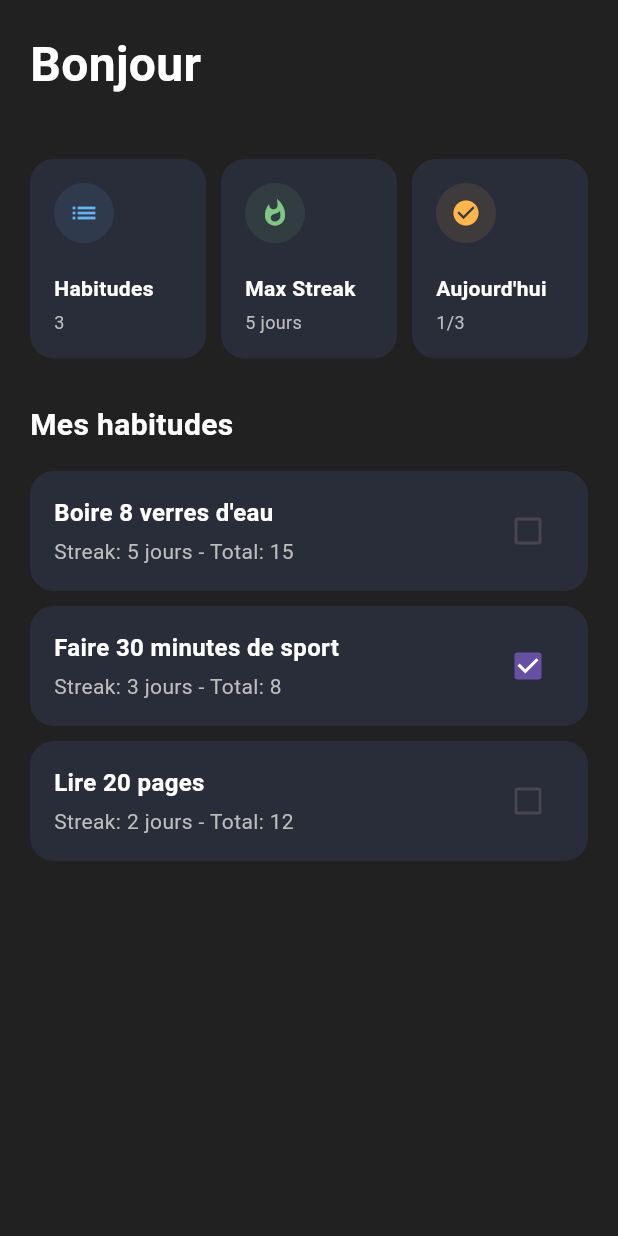
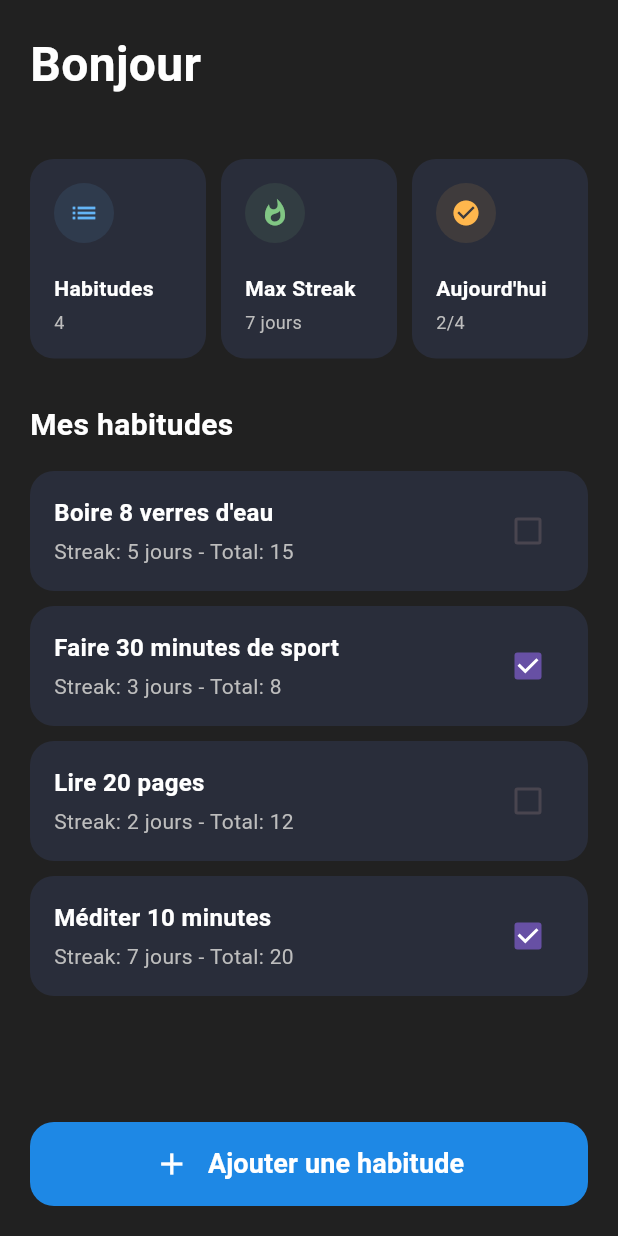
Before and after one commit to Maxime041/HabiTrack, a Flutter app: the screen it shows after launch, on a phone screen of 412 x 824 dp. Run offline on Flutter 3.47's test engine with Material 3 defaults, Android fonts, the phone set to English and light mode, and no system bars.

Commit message:
add btn ajouter page home

```diff
--- a/lib/pages/home_page.dart
+++ b/lib/pages/home_page.dart
@@ -31,6 +31,14 @@ class _MyHomePageState extends State<MyHomePage> {
       totalCompletions: 12,
       lastCompleted: DateTime.now().subtract(Duration(days: 2)),
     ),
+    Habit(
+      name: 'Méditer 10 minutes',
+      isCompleted: true,
+      streak: 7,
+      totalCompletions: 20,
+      lastCompleted: DateTime.now(),
+    ),
+
   ];
 
   int getMaxStreak() {
@@ -176,7 +184,8 @@ class _MyHomePageState extends State<MyHomePage> {
                         children: [
                           CircleAvatar(
                             radius: 20,
-                            backgroundColor: Colors.orange[300]!.withOpacity(0.1),
+                            backgroundColor:
+                                Colors.orange[300]!.withOpacity(0.1),
                             child: Icon(
                               Icons.check_circle,
                               color: Colors.orange[300],
@@ -260,15 +269,49 @@ class _MyHomePageState extends State<MyHomePage> {
                           Checkbox(
                             value: habit.isCompleted,
                             onChanged: (value) {
-                              setState(() {
-
-                              });
+                              setState(() {});
                             },
                           ),
                         ],
                       ),
                     );
                   },
+                ),
+              ),
+
+              SizedBox(height: 20),
+
+              Container(
+                width: double.infinity,
+                height: 56,
+                child: ElevatedButton(
+                  onPressed: () {},
+                  style: ElevatedButton.styleFrom(
+                    backgroundColor: Colors.blue[600],
+                    shape: RoundedRectangleBorder(
+                      borderRadius: BorderRadius.circular(16),
+                    ),
+                    elevation: 0,
+                  ),
+                  child: Row(
+                    mainAxisAlignment: MainAxisAlignment.center,
+                    children: [
+                      Icon(
+                        Icons.add,
+                        color: Colors.white,
+                        size: 24,
+                      ),
+                      SizedBox(width: 12),
+                      Text(
+                        'Ajouter une habitude',
+                        style: TextStyle(
+                          fontSize: 18,
+                          fontWeight: FontWeight.w600,
+                          color: Colors.white,
+                        ),
+                      ),
+                    ],
+                  ),
                 ),
               ),
             ],
```
